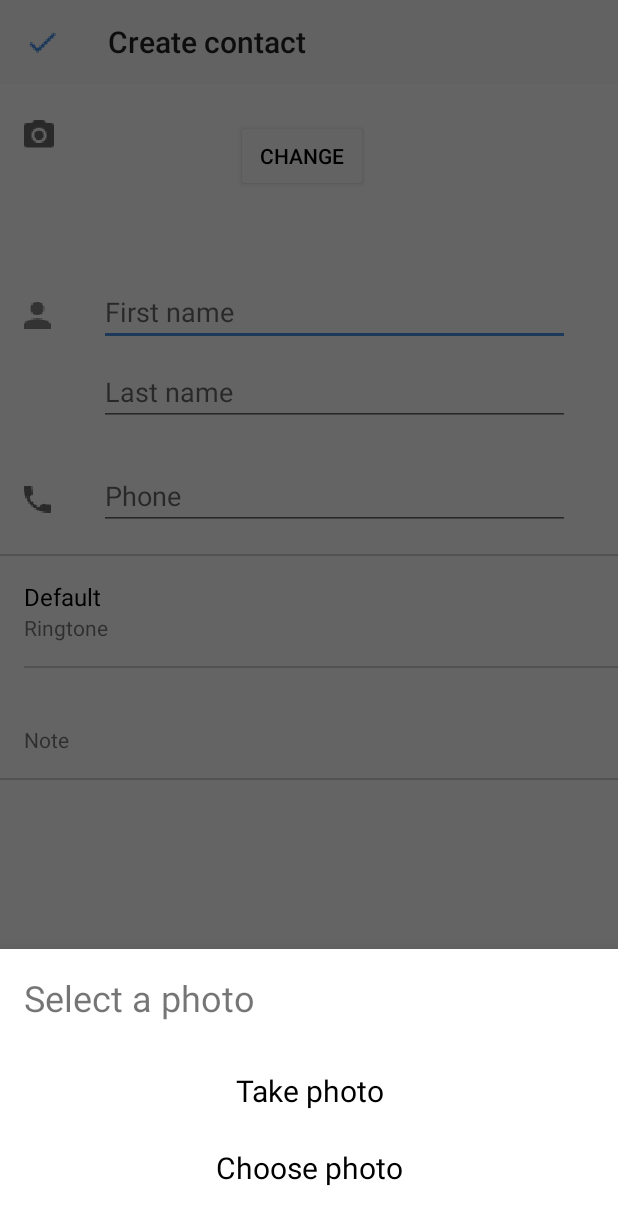
After one commit to ShkiTTer/Contacts, an Android app: the fragment SelectPhotoBottomSheet placed in its activity, on a phone screen of 412 x 824 dp. The commit adds this screen. Shown: the top 1225 px of the screen. Run offline under Robolectric (Android 15) with nearby library versions, the phone set to English and light mode, and no system bars; our stand-ins replace data binding; 4 statements that could not run were skipped.

Commit message:
Add select photo bottom sheet

```diff
--- a/app/src/main/AndroidManifest.xml
+++ b/app/src/main/AndroidManifest.xml
@@ -1,6 +1,12 @@
 <?xml version="1.0" encoding="utf-8"?>
 <manifest xmlns:android="http://schemas.android.com/apk/res/android"
     package="com.example.contacts">
+
+    <uses-permission android:name="android.permission.READ_EXTERNAL_STORAGE"/>
+
+    <uses-feature
+        android:name="android.hardware.camera"
+        android:required="true" />
 
     <application
         android:name=".app.ContactsApp"
--- /dev/null
+++ b/app/src/main/java/com/example/contacts/presentation/editcontact/SelectPhotoBottomSheet.kt
@@ -0,0 +1,55 @@
+package com.example.contacts.presentation.editcontact
+
+import android.content.Context
+import android.os.Bundle
+import android.view.LayoutInflater
+import android.view.View
+import android.view.ViewGroup
+import com.example.contacts.R
+import com.google.android.material.bottomsheet.BottomSheetDialogFragment
+import kotlinx.android.synthetic.main.bottom_sheet_select_photo.*
+
+class SelectPhotoBottomSheet : BottomSheetDialogFragment() {
+    companion object {
+        const val TAG = "SelectPhotoBottomSheet"
+
+        fun newInstance() = SelectPhotoBottomSheet()
+    }
+
+    private lateinit var callback: OnSelectPhotoListener
+
+    override fun onAttach(context: Context) {
+        super.onAttach(context)
+
+        callback = context as OnSelectPhotoListener
+    }
+
+    override fun onCreateView(
+        inflater: LayoutInflater,
+        container: ViewGroup?,
+        savedInstanceState: Bundle?
+    ): View? {
+        return inflater.inflate(R.layout.bottom_sheet_select_photo, container)
+    }
+
+    override fun onViewCreated(view: View, savedInstanceState: Bundle?) {
+        super.onViewCreated(view, savedInstanceState)
+
+        initView()
+    }
+
+    private fun initView() {
+        tvCamera.setOnClickListener {
+            callback.takeByCamera()
+        }
+
+        tvGallery.setOnClickListener {
+            callback.takeByGallery()
+        }
+    }
+
+    interface OnSelectPhotoListener {
+        fun takeByCamera()
+        fun takeByGallery()
+    }
+}
--- a/app/src/main/res/layout/activity_edit_contact.xml
+++ b/app/src/main/res/layout/activity_edit_contact.xml
@@ -17,6 +17,7 @@
         android:layout_width="match_parent"
         android:layout_height="match_parent">
 
+
         <androidx.appcompat.widget.Toolbar
             android:id="@+id/toolbar"
             android:layout_width="match_parent"
@@ -33,9 +34,8 @@
             android:layout_width="wrap_content"
             android:layout_height="wrap_content"
             android:layout_marginStart="16dp"
-            android:layout_marginTop="24dp"
             app:layout_constraintStart_toStartOf="parent"
-            app:layout_constraintTop_toBottomOf="@+id/toolbar"
+            app:layout_constraintTop_toTopOf="@+id/ivAvatar"
             app:srcCompat="@drawable/local_see" />
 
         <ImageView
@@ -44,10 +44,11 @@
             android:layout_height="73dp"
             android:layout_marginStart="32dp"
             android:layout_marginTop="24dp"
+            app:image="@{contact.avatar}"
             app:layout_constraintStart_toEndOf="@+id/imageView2"
             app:layout_constraintTop_toBottomOf="@+id/toolbar"
             app:placeholder="@{@drawable/avatar}"
-            app:image="@{contact.avatar}" />
+            tools:srcCompat="@tools:sample/avatars" />
 
         <Button
             android:id="@+id/btnChangeAvatar"
@@ -203,6 +204,14 @@
             app:layout_constraintStart_toStartOf="parent"
             app:layout_constraintTop_toBottomOf="@+id/textView4" />
 
+        <View
+            android:id="@+id/bottomSheetContainer"
+            android:layout_width="0dp"
+            android:layout_height="wrap_content"
+            app:layout_constraintBottom_toBottomOf="parent"
+            app:layout_constraintEnd_toEndOf="parent"
+            app:layout_constraintStart_toStartOf="parent" />
+
         <androidx.constraintlayout.widget.Group
             android:id="@+id/gRingtone"
             android:layout_width="0dp"
--- /dev/null
+++ b/app/src/main/res/layout/bottom_sheet_select_photo.xml
@@ -0,0 +1,50 @@
+<?xml version="1.0" encoding="utf-8"?>
+<androidx.constraintlayout.widget.ConstraintLayout xmlns:android="http://schemas.android.com/apk/res/android"
+    xmlns:app="http://schemas.android.com/apk/res-auto"
+    android:id="@+id/bottomSheet"
+    android:layout_width="match_parent"
+    android:layout_height="wrap_content">
+
+    <TextView
+        android:id="@+id/textView2"
+        android:layout_width="wrap_content"
+        android:layout_height="wrap_content"
+        android:layout_marginStart="16dp"
+        android:layout_marginTop="16dp"
+        android:text="@string/title_select_photo"
+        android:textSize="24sp"
+        app:layout_constraintStart_toStartOf="parent"
+        app:layout_constraintTop_toTopOf="parent" />
+
+    <TextView
+        android:id="@+id/tvCamera"
+        android:layout_width="0dp"
+        android:layout_height="wrap_content"
+        android:layout_marginStart="16dp"
+        android:layout_marginTop="32dp"
+        android:layout_marginEnd="16dp"
+        android:text="@string/text_take_photo"
+        android:textAlignment="center"
+        android:textColor="@color/colorMainText"
+        android:textSize="20sp"
+        app:layout_constraintEnd_toEndOf="parent"
+        app:layout_constraintStart_toStartOf="parent"
+        app:layout_constraintTop_toBottomOf="@+id/textView2" />
+
+    <TextView
+        android:id="@+id/tvGallery"
+        android:layout_width="0dp"
+        android:layout_height="wrap_content"
+        android:layout_marginStart="16dp"
+        android:layout_marginTop="24dp"
+        android:layout_marginEnd="16dp"
+        android:layout_marginBottom="32dp"
+        android:text="@string/text_choose_photo"
+        android:textAlignment="center"
+        android:textColor="@color/colorMainText"
+        android:textSize="20sp"
+        app:layout_constraintBottom_toBottomOf="parent"
+        app:layout_constraintEnd_toEndOf="parent"
+        app:layout_constraintStart_toStartOf="parent"
+        app:layout_constraintTop_toBottomOf="@+id/tvCamera" />
+</androidx.constraintlayout.widget.ConstraintLayout>
--- a/app/src/main/res/values/strings.xml
+++ b/app/src/main/res/values/strings.xml
@@ -42,6 +42,10 @@
     <string name="error_save">Saving error. Try again</string>
     <string name="error_delete">Deleting error. Try again</string>
     <string name="dialog_error_positive_button">OK</string>
+    <string name="title_select_photo">Select a photo</string>
+
+    <string name="text_take_photo">Take photo</string>
+    <string name="text_choose_photo">Choose photo</string>
 
     <string-array name="array_ringtone">
         <item>Default</item>
```
Also changed, not shown: app/build.gradle (+5 -4 lines), app/src/main/java/com/example/contacts/presentation/common/extentions/RequirePermission.kt (added, +32 -0 lines), app/src/main/java/com/example/contacts/presentation/common/utils/IntentUtils.kt (added, +16 -0 lines), app/src/main/java/com/example/contacts/presentation/editcontact/EditContactActivity.kt (+25 -1 lines).
